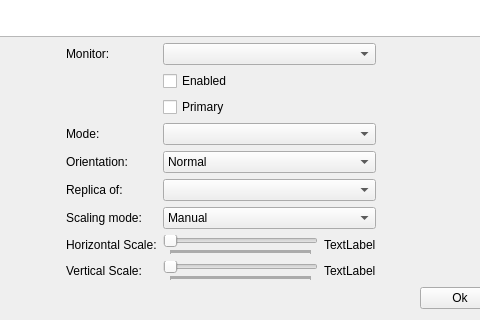
This is main.ui in ralsina/xrandroll as Qt 5 draws it before an edit; both pictures show x 242 to 722 and y 500 to 820 of the 925 by 820 pixel window. The edited form follows.
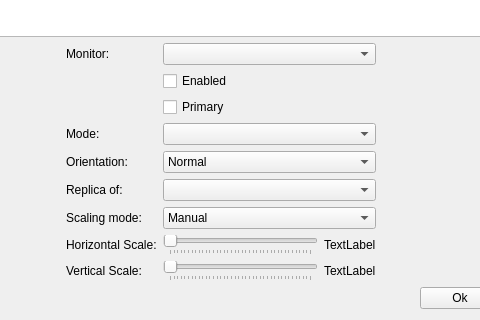
This is the edited form.

Patch:
```diff
--- a/main.ui
+++ b/main.ui
@@ -190,6 +190,9 @@
            <property name="tickPosition">
             <enum>QSlider::TicksBelow</enum>
            </property>
+           <property name="tickInterval">
+            <number>100</number>
+           </property>
           </widget>
          </item>
          <item>
@@ -230,6 +233,9 @@
            <property name="tickPosition">
             <enum>QSlider::TicksBelow</enum>
            </property>
+           <property name="tickInterval">
+            <number>100</number>
+           </property>
           </widget>
          </item>
          <item>
```
